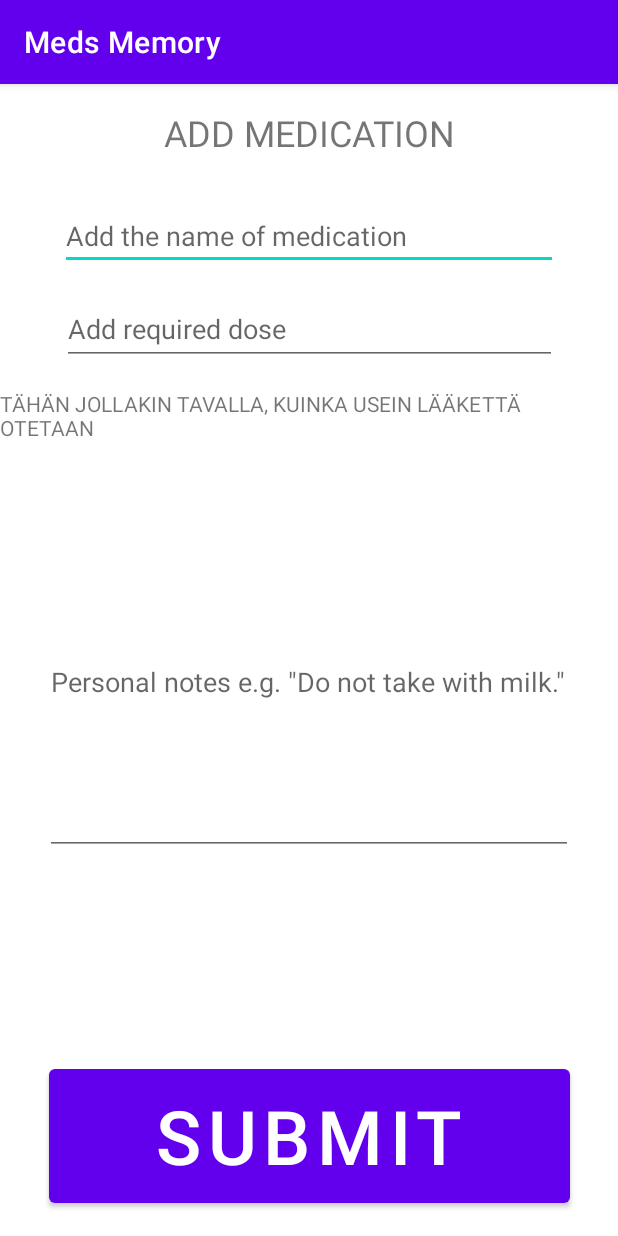
After one commit to Digitaalitontut/Meds-Memory, an Android app: the AddMedication screen opened directly, with no data from a screen before it, on a phone screen of 412 x 824 dp. The commit adds this screen. Run offline under Robolectric (Android 15) with nearby library versions, the phone set to English and light mode, and no system bars.

Commit message:
New activity and rough layout for adding medication.

```diff
--- a/app/src/main/AndroidManifest.xml
+++ b/app/src/main/AndroidManifest.xml
@@ -9,6 +9,7 @@
         android:roundIcon="@mipmap/ic_launcher_round"
         android:supportsRtl="true"
         android:theme="@style/Theme.MedsMemory">
+        <activity android:name=".AddMedication"></activity>
         <activity android:name=".MainActivity">
             <intent-filter>
                 <action android:name="android.intent.action.MAIN" />
--- /dev/null
+++ b/app/src/main/java/com/example/medsmemory/AddMedication.java
@@ -0,0 +1,14 @@
+package com.example.medsmemory;
+
+import androidx.appcompat.app.AppCompatActivity;
+
+import android.os.Bundle;
+
+public class AddMedication extends AppCompatActivity {
+
+    @Override
+    protected void onCreate(Bundle savedInstanceState) {
+        super.onCreate(savedInstanceState);
+        setContentView(R.layout.activity_add_medication);
+    }
+}
--- a/app/src/main/java/com/example/medsmemory/MainActivity.java
+++ b/app/src/main/java/com/example/medsmemory/MainActivity.java
@@ -2,13 +2,21 @@ package com.example.medsmemory;
 
 import androidx.appcompat.app.AppCompatActivity;
 
+import android.content.Intent;
 import android.os.Bundle;
+import android.view.View;
 
 public class MainActivity extends AppCompatActivity {
+
 
     @Override
     protected void onCreate(Bundle savedInstanceState) {
         super.onCreate(savedInstanceState);
         setContentView(R.layout.activity_main);
     }
+
+    public void toAddMedication(View view) {
+        Intent intent = new Intent(this, AddMedication.class);
+        startActivity(intent);
+    }
 }
--- /dev/null
+++ b/app/src/main/res/layout/activity_add_medication.xml
@@ -0,0 +1,98 @@
+<?xml version="1.0" encoding="utf-8"?>
+<androidx.constraintlayout.widget.ConstraintLayout xmlns:android="http://schemas.android.com/apk/res/android"
+    xmlns:app="http://schemas.android.com/apk/res-auto"
+    xmlns:tools="http://schemas.android.com/tools"
+    android:layout_width="match_parent"
+    android:layout_height="match_parent"
+    tools:context=".AddMedication">
+
+    <EditText
+        android:id="@+id/editTextMedication"
+        android:layout_width="332dp"
+        android:layout_height="45dp"
+        android:layout_marginStart="16dp"
+        android:layout_marginLeft="16dp"
+        android:layout_marginTop="30dp"
+        android:layout_marginEnd="16dp"
+        android:layout_marginRight="16dp"
+        android:ems="10"
+        android:hint="@string/edit_medication"
+        android:inputType="textPersonName"
+        app:layout_constraintEnd_toEndOf="parent"
+        app:layout_constraintStart_toStartOf="parent"
+        app:layout_constraintTop_toBottomOf="@+id/textViewAdd" />
+
+    <TextView
+        android:id="@+id/textViewAdd"
+        android:layout_width="wrap_content"
+        android:layout_height="wrap_content"
+        android:layout_marginTop="16dp"
+        android:text="@string/text_add"
+        android:textSize="24sp"
+        app:layout_constraintEnd_toEndOf="parent"
+        app:layout_constraintStart_toStartOf="parent"
+        app:layout_constraintTop_toTopOf="parent" />
+
+    <EditText
+        android:id="@+id/editTextDose"
+        android:layout_width="330dp"
+        android:layout_height="47dp"
+        android:layout_marginStart="16dp"
+        android:layout_marginLeft="16dp"
+        android:layout_marginTop="16dp"
+        android:layout_marginEnd="16dp"
+        android:layout_marginRight="16dp"
+        android:ems="10"
+        android:hint="@string/edit_dose"
+        android:inputType="textPersonName"
+        app:layout_constraintEnd_toEndOf="parent"
+        app:layout_constraintStart_toStartOf="parent"
+        app:layout_constraintTop_toBottomOf="@+id/editTextMedication" />
+
+    <TextView
+        android:id="@+id/textView3"
+        android:layout_width="wrap_content"
+        android:layout_height="wrap_content"
+        android:layout_marginStart="16dp"
+        android:layout_marginLeft="16dp"
+        android:layout_marginTop="16dp"
+        android:layout_marginEnd="16dp"
+        android:layout_marginRight="16dp"
+        android:text="TÄHÄN JOLLAKIN TAVALLA, KUINKA USEIN LÄÄKETTÄ OTETAAN"
+        app:layout_constraintEnd_toEndOf="parent"
+        app:layout_constraintStart_toStartOf="parent"
+        app:layout_constraintTop_toBottomOf="@+id/editTextDose" />
+
+    <EditText
+        android:id="@+id/editMultiLineNotes"
+        android:layout_width="352dp"
+        android:layout_height="138dp"
+        android:layout_marginStart="16dp"
+        android:layout_marginLeft="16dp"
+        android:layout_marginEnd="16dp"
+        android:layout_marginRight="16dp"
+        android:ems="10"
+        android:gravity="start|top"
+        android:hint="@string/edit_notes"
+        android:inputType="textMultiLine"
+        app:layout_constraintBottom_toTopOf="@+id/button"
+        app:layout_constraintEnd_toEndOf="parent"
+        app:layout_constraintStart_toStartOf="parent"
+        app:layout_constraintTop_toBottomOf="@+id/textView3" />
+
+    <Button
+        android:id="@+id/button"
+        android:layout_width="347dp"
+        android:layout_height="101dp"
+        android:layout_marginStart="16dp"
+        android:layout_marginLeft="16dp"
+        android:layout_marginEnd="16dp"
+        android:layout_marginRight="16dp"
+        android:layout_marginBottom="16dp"
+        android:text="@string/button_submit"
+        android:textSize="50sp"
+        app:layout_constraintBottom_toBottomOf="parent"
+        app:layout_constraintEnd_toEndOf="parent"
+        app:layout_constraintStart_toStartOf="parent" />
+
+</androidx.constraintlayout.widget.ConstraintLayout>
--- a/app/src/main/res/layout/activity_main.xml
+++ b/app/src/main/res/layout/activity_main.xml
@@ -29,7 +29,8 @@
         android:text="@string/button_add"
         android:textSize="60sp"
         app:layout_constraintBottom_toBottomOf="parent"
-        app:layout_constraintEnd_toEndOf="parent" />
+        app:layout_constraintEnd_toEndOf="parent"
+        android:onClick="toAddMedication" />
 
     <Button
         android:id="@+id/buttonMenu"
--- a/app/src/main/res/values/strings.xml
+++ b/app/src/main/res/values/strings.xml
@@ -3,4 +3,9 @@
     <string name="text_welcome">WELCOME TO MEDS MEMORY</string>
     <string name="button_add">+</string>
     <string name="button_menu">•••</string>
+    <string name="text_add">ADD MEDICATION</string>
+    <string name="edit_medication">Add the name of medication</string>
+    <string name="edit_dose">Add required dose</string>
+    <string name="edit_notes">Personal notes e.g. \"Do not take with milk.\"</string>
+    <string name="button_submit">SUBMIT</string>
 </resources>
```
